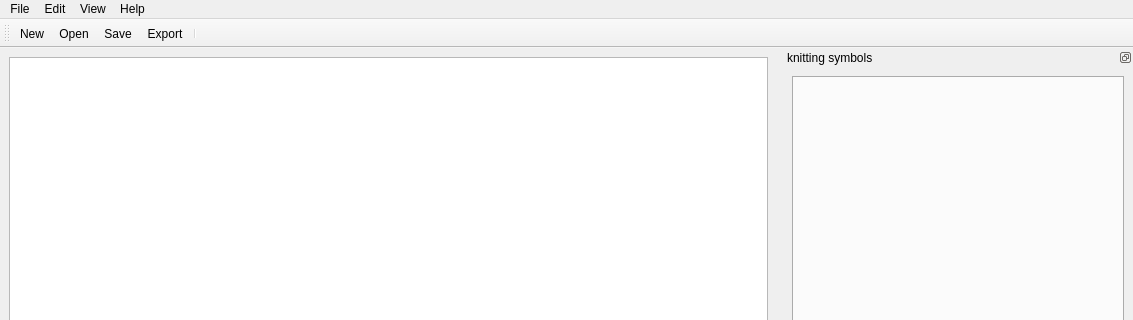
Old version of the form gui/ui/mainWindow.ui in the repository haskelladdict/sconcho; both pictures show x 0 to 1133 and y 0 to 320 of the 1133 by 714 pixel window.
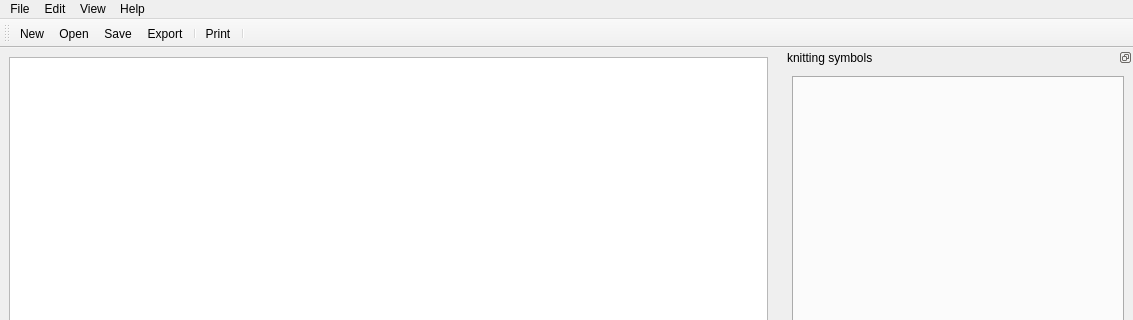
New version of the form. Icons and pictures are not drawn.

Commit message: Added print action.

Diff of the .ui file:
```diff
--- a/gui/ui/mainWindow.ui
+++ b/gui/ui/mainWindow.ui
@@ -1213,13 +1213,15 @@
     <enum>TopToolBarArea</enum>
    </attribute>
    <attribute name="toolBarBreak">
-    <bool>true</bool>
+    <bool>false</bool>
    </attribute>
    <addaction name="actionNew"/>
    <addaction name="actionOpen"/>
    <addaction name="actionSave"/>
    <addaction name="actionExport"/>
    <addaction name="separator"/>
+   <addaction name="actionPrint"/>
+   <addaction name="separator"/>
   </widget>
   <action name="actionAbout_sconcho">
    <property name="text">
@@ -1305,6 +1307,18 @@
     <string>Ctrl+Q</string>
    </property>
   </action>
+  <action name="actionPrint">
+   <property name="icon">
+    <iconset resource="../icons.qrc">
+     <normaloff>:/icons/fileprint.png</normaloff>:/icons/fileprint.png</iconset>
+   </property>
+   <property name="text">
+    <string>Print</string>
+   </property>
+   <property name="shortcut">
+    <string>Ctrl+P</string>
+   </property>
+  </action>
  </widget>
  <resources>
   <include location="../icons.qrc"/>
```
Left out of the diff: 4 changed lines with no effect on the pictures. The commit also changes 3 other files.
